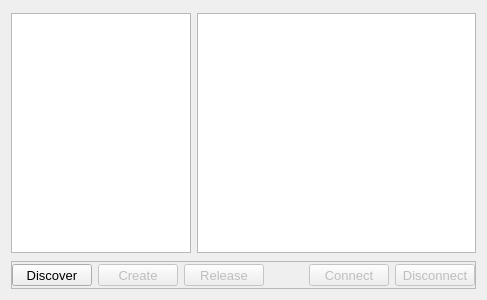
Qt form discoversubwidget.ui (MccDv/universaltest) before a commit.
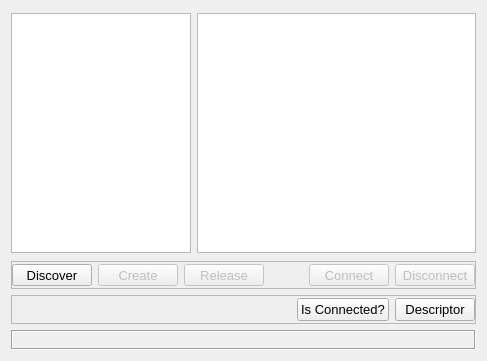
The same form after that commit.

```diff
--- a/discoversubwidget.ui
+++ b/discoversubwidget.ui
@@ -7,9 +7,14 @@
     <x>0</x>
     <y>0</y>
     <width>487</width>
-    <height>300</height>
+    <height>361</height>
    </rect>
   </property>
+  <property name="font">
+   <font>
+    <pointsize>10</pointsize>
+   </font>
+  </property>
   <property name="windowTitle">
    <string>Device Discovery</string>
   </property>
@@ -248,6 +253,123 @@
      </layout>
     </widget>
    </item>
+   <item>
+    <widget class="QFrame" name="fraDescriptor">
+     <property name="frameShape">
+      <enum>QFrame::StyledPanel</enum>
+     </property>
+     <property name="frameShadow">
+      <enum>QFrame::Raised</enum>
+     </property>
+     <layout class="QHBoxLayout" name="horizontalLayout_3">
+      <property name="leftMargin">
+       <number>0</number>
+      </property>
+      <property name="topMargin">
+       <number>2</number>
+      </property>
+      <property name="rightMargin">
+       <number>0</number>
+      </property>
+      <property name="bottomMargin">
+       <number>2</number>
+      </property>
+      <item>
+       <spacer name="horizontalSpacer_2">
+        <property name="orientation">
+         <enum>Qt::Horizontal</enum>
+        </property>
+        <property name="sizeHint" stdset="0">
+         <size>
+          <width>267</width>
+          <height>20</height>
+         </size>
+        </property>
+       </spacer>
+      </item>
+      <item>
+       <widget class="QPushButton" name="cmdIsConnected">
+        <property name="text">
+         <string>Is Connected?</string>
+        </property>
+       </widget>
+      </item>
+      <item>
+       <widget class="QPushButton" name="cmdDescriptor">
+        <property name="text">
+         <string>Descriptor</string>
+        </property>
+       </widget>
+      </item>
+     </layout>
+    </widget>
+   </item>
+   <item>
+    <widget class="QFrame" name="fraInfoStat">
+     <property name="font">
+      <font>
+       <pointsize>10</pointsize>
+      </font>
+     </property>
+     <property name="frameShape">
+      <enum>QFrame::Box</enum>
+     </property>
+     <property name="frameShadow">
+      <enum>QFrame::Sunken</enum>
+     </property>
+     <layout class="QVBoxLayout" name="verticalLayout_6">
+      <property name="spacing">
+       <number>0</number>
+      </property>
+      <property name="leftMargin">
+       <number>0</number>
+      </property>
+      <property name="topMargin">
+       <number>0</number>
+      </property>
+      <property name="rightMargin">
+       <number>0</number>
+      </property>
+      <property name="bottomMargin">
+       <number>0</number>
+      </property>
+      <item>
+       <widget class="QLabel" name="lblInfo">
+        <property name="sizePolicy">
+         <sizepolicy hsizetype="Preferred" vsizetype="Minimum">
+          <horstretch>0</horstretch>
+          <verstretch>0</verstretch>
+         </sizepolicy>
+        </property>
+        <property name="minimumSize">
+         <size>
+          <width>400</width>
+          <height>16</height>
+         </size>
+        </property>
+        <property name="maximumSize">
+         <size>
+          <width>16777215</width>
+          <height>16</height>
+         </size>
+        </property>
+        <property name="font">
+         <font>
+          <family>Courier 10 Pitch</family>
+          <pointsize>8</pointsize>
+         </font>
+        </property>
+        <property name="text">
+         <string/>
+        </property>
+        <property name="margin">
+         <number>2</number>
+        </property>
+       </widget>
+      </item>
+     </layout>
+    </widget>
+   </item>
   </layout>
  </widget>
  <resources/>
```
